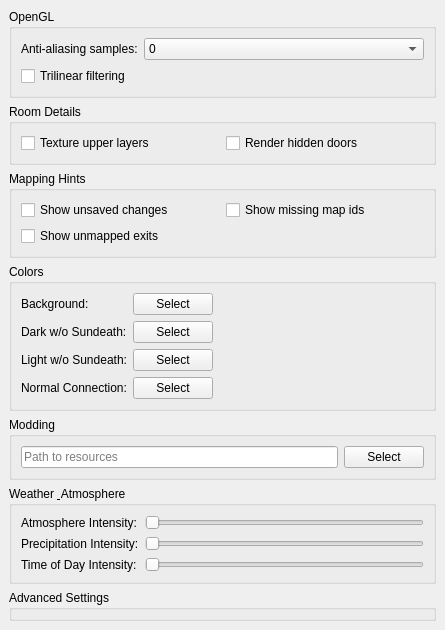
Before: the Qt Designer form src/preferences/graphicspage.ui in nschimme/MMapper, drawn with Qt 5.
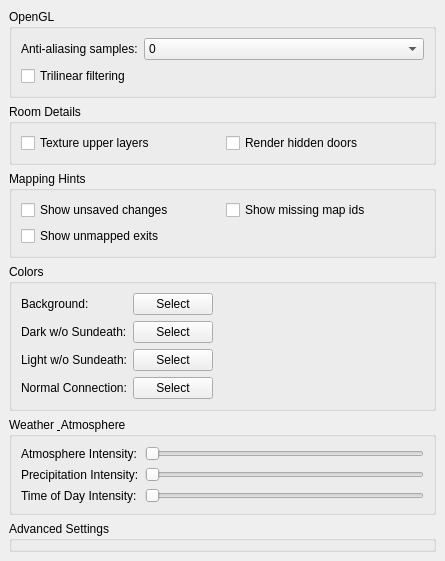
After: the same form once the commit is applied.

Diff of the .ui file:
```diff
--- a/src/preferences/graphicspage.ui
+++ b/src/preferences/graphicspage.ui
@@ -297,29 +297,6 @@
      </layout>
     </widget>
    </item>
-   <item>
-    <widget class="QGroupBox" name="groupBox">
-     <property name="title">
-      <string>Modding</string>
-     </property>
-     <layout class="QHBoxLayout" name="horizontalLayout">
-      <item>
-       <widget class="QLineEdit" name="resourceLineEdit">
-        <property name="placeholderText">
-         <string>Path to resources</string>
-        </property>
-       </widget>
-      </item>
-      <item>
-       <widget class="QPushButton" name="resourcePushButton">
-        <property name="text">
-         <string>Select</string>
-        </property>
-       </widget>
-      </item>
-     </layout>
-    </widget>
-   </item>
    <item>
     <widget class="QGroupBox" name="groupBox_Weather">
      <property name="title">
```
Left out of the diff: 2 changed lines with no effect on the pictures.
